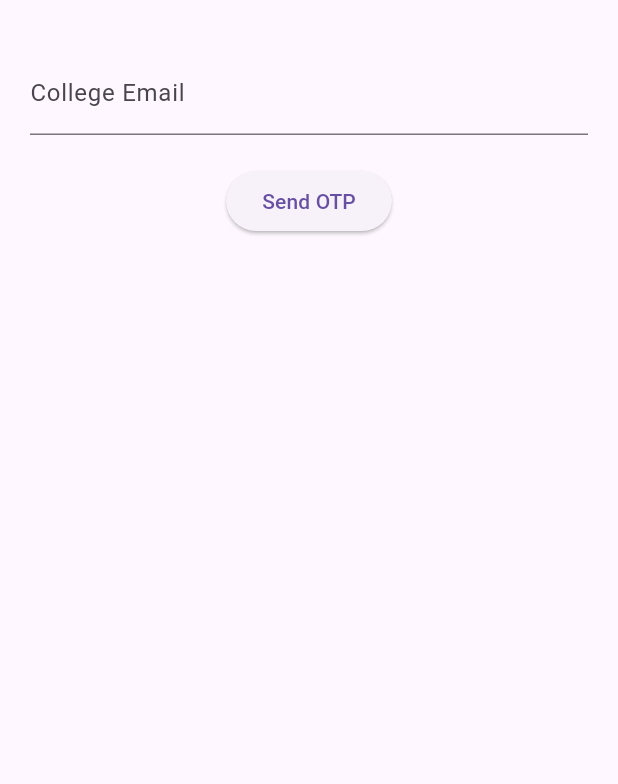
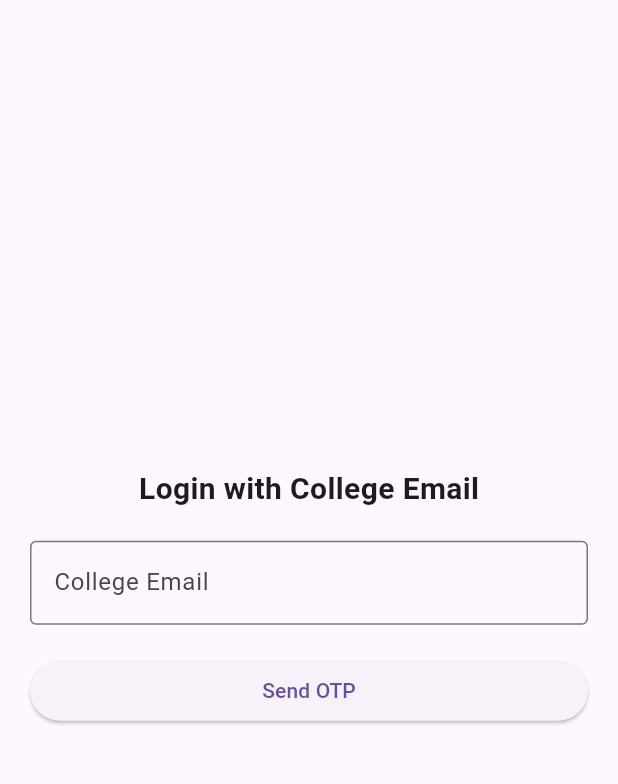
Before and after one commit to vivekchowdary28/ai-campus-helpdesk, a Flutter app: the screen it shows after launch, on a phone screen of 412 x 824 dp, the part 63-847 px from its top. Run offline on Flutter 3.47's test engine with Material 3 defaults, Android fonts, the phone set to English and light mode, and no system bars; our stand-ins replace cloud_firestore, firebase_core; accounts and stored records are empty.

Commit message:
PHASE 2: OTP FALLBACK AUTH WORKING

```diff
--- a/lib/main.dart
+++ b/lib/main.dart
@@ -1,7 +1,13 @@
 import 'package:flutter/material.dart';
+import 'package:firebase_core/firebase_core.dart';
+import 'firebase_options.dart';
 import 'screens/login_screen.dart';
 
-void main() {
+void main() async {
+  WidgetsFlutterBinding.ensureInitialized();
+  await Firebase.initializeApp(
+    options: DefaultFirebaseOptions.currentPlatform,
+  );
   runApp(const MyApp());
 }
 
@@ -10,11 +16,9 @@ class MyApp extends StatelessWidget {
 
   @override
   Widget build(BuildContext context) {
-    return MaterialApp(
+    return const MaterialApp(
       debugShowCheckedModeBanner: false,
-      title: 'AI Campus Helpdesk',
-      theme: ThemeData(useMaterial3: true),
-      home: const LoginScreen(),
+      home: LoginScreen(),
     );
   }
 }
--- a/lib/screens/login_screen.dart
+++ b/lib/screens/login_screen.dart
@@ -1,5 +1,5 @@
 import 'package:flutter/material.dart';
-import '../utils/validators.dart';
+import '../services/otp_auth_service.dart';
 import 'otp_screen.dart';
 
 class LoginScreen extends StatefulWidget {
@@ -10,18 +10,24 @@ class LoginScreen extends StatefulWidget {
 }
 
 class _LoginScreenState extends State<LoginScreen> {
-  final TextEditingController _emailController = TextEditingController();
-  String? error;
+  final _emailController = TextEditingController();
+  final _otpService = OtpAuthService();
 
-  void sendOtp() {
+  bool _loading = false;
+
+  void _sendOtp() async {
     final email = _emailController.text.trim();
 
-    if (!isValidCollegeEmail(email)) {
-      setState(() {
-        error = 'Use your IIT Bhilai email only';
-      });
+    if (!email.endsWith('@iitbhilai.ac.in')) {
+      _show('Use IIT Bhilai email only');
       return;
     }
+
+    setState(() => _loading = true);
+
+    await _otpService.sendOtp(email);
+
+    setState(() => _loading = false);
 
     Navigator.push(
       context,
@@ -31,6 +37,11 @@ class _LoginScreenState extends State<LoginScreen> {
     );
   }
 
+  void _show(String msg) {
+    ScaffoldMessenger.of(context)
+        .showSnackBar(SnackBar(content: Text(msg)));
+  }
+
   @override
   Widget build(BuildContext context) {
     return Scaffold(
@@ -38,18 +49,29 @@ class _LoginScreenState extends State<LoginScreen> {
       body: Padding(
         padding: const EdgeInsets.all(20),
         child: Column(
+          mainAxisAlignment: MainAxisAlignment.center,
           children: [
+            const Text(
+              'Login with College Email',
+              style: TextStyle(fontSize: 20, fontWeight: FontWeight.bold),
+            ),
+            const SizedBox(height: 20),
             TextField(
               controller: _emailController,
-              decoration: InputDecoration(
+              decoration: const InputDecoration(
                 labelText: 'College Email',
-                errorText: error,
+                border: OutlineInputBorder(),
               ),
             ),
             const SizedBox(height: 20),
-            ElevatedButton(
-              onPressed: sendOtp,
-              child: const Text('Send OTP'),
+            SizedBox(
+              width: double.infinity,
+              child: ElevatedButton(
+                onPressed: _loading ? null : _sendOtp,
+                child: _loading
+                    ? const CircularProgressIndicator()
+                    : const Text('Send OTP'),
+              ),
             ),
           ],
         ),
--- /dev/null
+++ b/lib/services/otp_auth_service.dart
@@ -0,0 +1,33 @@
+import 'package:cloud_firestore/cloud_firestore.dart';
+import '../utils/otp_utils.dart';
+
+class OtpAuthService {
+  final _db = FirebaseFirestore.instance;
+
+  Future<void> sendOtp(String email) async {
+    final otp = OtpUtils.generateOtp();
+
+    await _db.collection('otp_logins').doc(email).set({
+      'otp': otp,
+      'expiresAt': OtpUtils.expiryTime(),
+    });
+
+    // TEMP: print OTP for simulator/demo
+    print('OTP for $email → $otp');
+  }
+
+  Future<bool> verifyOtp(String email, String inputOtp) async {
+    final doc =
+        await _db.collection('otp_logins').doc(email).get();
+
+    if (!doc.exists) return false;
+
+    final data = doc.data()!;
+    final storedOtp = data['otp'];
+    final expiresAt = (data['expiresAt'] as Timestamp).toDate();
+
+    if (DateTime.now().isAfter(expiresAt)) return false;
+
+    return storedOtp == inputOtp;
+  }
+}
--- /dev/null
+++ b/lib/utils/constants.dart
@@ -0,0 +1 @@
+const String collegeDomain = '@iitbhilai.ac.in';
--- a/lib/utils/validators.dart
+++ /dev/null
@@ -1,3 +0,0 @@
-bool isValidCollegeEmail(String email) {
-  return email.endsWith('@iitbhilai.ac.in');
-}
--- a/pubspec.yaml
+++ b/pubspec.yaml
@@ -30,12 +30,14 @@ environment:
 dependencies:
   flutter:
     sdk: flutter
+  cloud_firestore: ^6.1.1
 
   # The following adds the Cupertino Icons font to your application.
   # Use with the CupertinoIcons class for iOS style icons.
   cupertino_icons: ^1.0.8
   firebase_core: ^4.3.0
   firebase_auth: ^6.1.3
+  uni_links: ^0.5.1
 
 dev_dependencies:
   flutter_test:
```
Also changed, not shown: lib/screens/home_screen.dart (added, +19 -0 lines), lib/screens/otp_screen.dart (+51 -9 lines), lib/utils/otp_utils.dart (added, +12 -0 lines), lib/firebase_options.dart (added), pubspec.lock, 5 other files.
